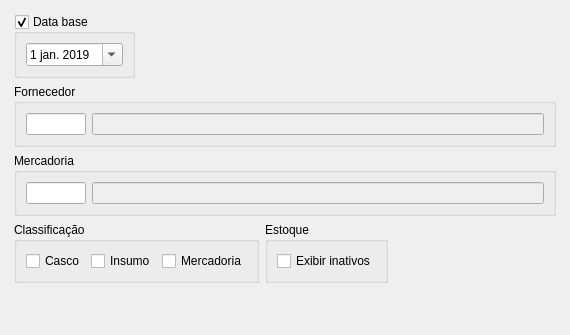
Above: Resources/UI/Componentes/FiltroEstoqueConsolidado.ui from Klubas/Projeto-SOAD before the change. Below: the same form after it.
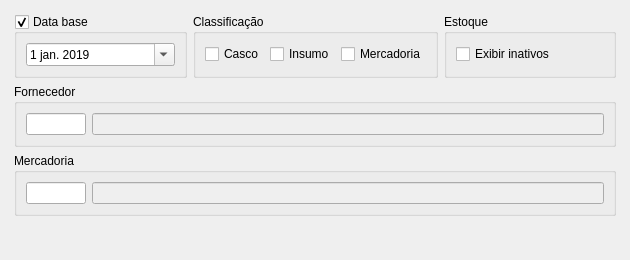
That is the form after the change.

What changed in the file:
```diff
--- a/Resources/UI/Componentes/FiltroEstoqueConsolidado.ui
+++ b/Resources/UI/Componentes/FiltroEstoqueConsolidado.ui
@@ -6,8 +6,8 @@
    <rect>
     <x>0</x>
     <y>0</y>
-    <width>570</width>
-    <height>335</height>
+    <width>630</width>
+    <height>260</height>
    </rect>
   </property>
   <property name="sizePolicy">
@@ -18,14 +18,14 @@
   </property>
   <property name="minimumSize">
    <size>
-    <width>570</width>
-    <height>335</height>
+    <width>630</width>
+    <height>260</height>
    </size>
   </property>
   <property name="maximumSize">
    <size>
-    <width>570</width>
-    <height>335</height>
+    <width>630</width>
+    <height>260</height>
    </size>
   </property>
   <property name="sizeIncrement">
@@ -166,7 +166,7 @@
               </property>
               <layout class="QHBoxLayout" name="horizontalLayout_6">
                <property name="spacing">
-                <number>0</number>
+                <number>6</number>
                </property>
                <property name="leftMargin">
                 <number>0</number>
@@ -181,189 +181,31 @@
                 <number>0</number>
                </property>
                <item>
-                <widget class="QFrame" name="frame_2">
-                 <property name="sizePolicy">
-                  <sizepolicy hsizetype="Preferred" vsizetype="Fixed">
-                   <horstretch>0</horstretch>
-                   <verstretch>0</verstretch>
-                  </sizepolicy>
+                <widget class="QGroupBox" name="groupBox_data_base">
+                 <property name="title">
+                  <string>Data base</string>
                  </property>
-                 <layout class="QVBoxLayout" name="verticalLayout_4">
-                  <property name="leftMargin">
-                   <number>0</number>
-                  </property>
-                  <property name="topMargin">
-                   <number>0</number>
-                  </property>
-                  <property name="rightMargin">
-                   <number>0</number>
-                  </property>
-                  <property name="bottomMargin">
-                   <number>0</number>
-                  </property>
+                 <property name="checkable">
+                  <bool>true</bool>
+                 </property>
+                 <layout class="QHBoxLayout" name="horizontalLayout_data_base">
                   <item>
-                   <widget class="QGroupBox" name="groupBox_data_base">
-                    <property name="title">
-                     <string>Data base</string>
-                    </property>
-                    <property name="checkable">
+                   <widget class="QDateEdit" name="dateEdit_data_base">
+                    <property name="calendarPopup">
                      <bool>true</bool>
                     </property>
-                    <layout class="QHBoxLayout" name="horizontalLayout_data_base">
-                     <item>
-                      <widget class="QDateEdit" name="dateEdit_data_base">
-                       <property name="calendarPopup">
-                        <bool>true</bool>
-                       </property>
-                       <property name="date">
-                        <date>
-                         <year>2019</year>
-                         <month>1</month>
-                         <day>1</day>
-                        </date>
-                       </property>
-                      </widget>
-                     </item>
-                    </layout>
+                    <property name="date">
+                     <date>
+                      <year>2019</year>
+                      <month>1</month>
+                      <day>1</day>
+                     </date>
+                    </property>
                    </widget>
                   </item>
                  </layout>
                 </widget>
                </item>
-               <item>
-                <spacer name="horizontalSpacer">
-                 <property name="orientation">
-                  <enum>Qt::Horizontal</enum>
-                 </property>
-                 <property name="sizeHint" stdset="0">
-                  <size>
-                   <width>40</width>
-                   <height>20</height>
-                  </size>
-                 </property>
-                </spacer>
-               </item>
-              </layout>
-             </widget>
-            </item>
-            <item>
-             <widget class="QGroupBox" name="horizontalGroupBox_2">
-              <property name="sizePolicy">
-               <sizepolicy hsizetype="Preferred" vsizetype="Fixed">
-                <horstretch>0</horstretch>
-                <verstretch>0</verstretch>
-               </sizepolicy>
-              </property>
-              <property name="title">
-               <string>Fornecedor</string>
-              </property>
-              <property name="checkable">
-               <bool>false</bool>
-              </property>
-              <layout class="QHBoxLayout" name="horizontalLayout_2">
-               <property name="leftMargin">
-                <number>9</number>
-               </property>
-               <property name="topMargin">
-                <number>9</number>
-               </property>
-               <property name="rightMargin">
-                <number>9</number>
-               </property>
-               <property name="bottomMargin">
-                <number>9</number>
-               </property>
-               <item>
-                <widget class="QLineEdit" name="lineEdit_fornecedor_documento">
-                 <property name="maximumSize">
-                  <size>
-                   <width>60</width>
-                   <height>16777215</height>
-                  </size>
-                 </property>
-                </widget>
-               </item>
-               <item>
-                <widget class="QLineEdit" name="lineEdit_fornecedor">
-                 <property name="enabled">
-                  <bool>false</bool>
-                 </property>
-                </widget>
-               </item>
-              </layout>
-             </widget>
-            </item>
-            <item>
-             <widget class="QGroupBox" name="horizontalGroupBox_3">
-              <property name="sizePolicy">
-               <sizepolicy hsizetype="Preferred" vsizetype="Fixed">
-                <horstretch>0</horstretch>
-                <verstretch>0</verstretch>
-               </sizepolicy>
-              </property>
-              <property name="title">
-               <string>Mercadoria</string>
-              </property>
-              <property name="checkable">
-               <bool>false</bool>
-              </property>
-              <layout class="QHBoxLayout" name="horizontalLayout_3">
-               <property name="leftMargin">
-                <number>9</number>
-               </property>
-               <property name="topMargin">
-                <number>9</number>
-               </property>
-               <property name="rightMargin">
-                <number>9</number>
-               </property>
-               <property name="bottomMargin">
-                <number>9</number>
-               </property>
-               <item>
-                <widget class="QLineEdit" name="lineEdit_mercadoria_id">
-                 <property name="maximumSize">
-                  <size>
-                   <width>60</width>
-                   <height>16777215</height>
-                  </size>
-                 </property>
-                </widget>
-               </item>
-               <item>
-                <widget class="QLineEdit" name="lineEdit_mercadoria">
-                 <property name="enabled">
-                  <bool>false</bool>
-                 </property>
-                </widget>
-               </item>
-              </layout>
-             </widget>
-            </item>
-            <item>
-             <widget class="QFrame" name="frame_4">
-              <property name="frameShape">
-               <enum>QFrame::NoFrame</enum>
-              </property>
-              <property name="frameShadow">
-               <enum>QFrame::Plain</enum>
-              </property>
-              <property name="lineWidth">
-               <number>0</number>
-              </property>
-              <layout class="QHBoxLayout" name="horizontalLayout_4">
-               <property name="leftMargin">
-                <number>0</number>
-               </property>
-               <property name="topMargin">
-                <number>0</number>
-               </property>
-               <property name="rightMargin">
-                <number>0</number>
-               </property>
-               <property name="bottomMargin">
-                <number>0</number>
-               </property>
                <item>
                 <widget class="QGroupBox" name="groupBox_3">
                  <property name="sizePolicy">
@@ -425,18 +267,99 @@
                  </layout>
                 </widget>
                </item>
+              </layout>
+             </widget>
+            </item>
+            <item>
+             <widget class="QGroupBox" name="horizontalGroupBox_2">
+              <property name="sizePolicy">
+               <sizepolicy hsizetype="Preferred" vsizetype="Fixed">
+                <horstretch>0</horstretch>
+                <verstretch>0</verstretch>
+               </sizepolicy>
+              </property>
+              <property name="title">
+               <string>Fornecedor</string>
+              </property>
+              <property name="checkable">
+               <bool>false</bool>
+              </property>
+              <layout class="QHBoxLayout" name="horizontalLayout_2">
+               <property name="leftMargin">
+                <number>9</number>
+               </property>
+               <property name="topMargin">
+                <number>9</number>
+               </property>
+               <property name="rightMargin">
+                <number>9</number>
+               </property>
+               <property name="bottomMargin">
+                <number>9</number>
+               </property>
                <item>
-                <spacer name="horizontalSpacer_2">
-                 <property name="orientation">
-                  <enum>Qt::Horizontal</enum>
+                <widget class="QLineEdit" name="lineEdit_fornecedor_documento">
+                 <property name="maximumSize">
+                  <size>
+                   <width>60</width>
+                   <height>16777215</height>
+                  </size>
                  </property>
-                 <property name="sizeHint" stdset="0">
+                </widget>
+               </item>
+               <item>
+                <widget class="QLineEdit" name="lineEdit_fornecedor">
+                 <property name="enabled">
+                  <bool>false</bool>
+                 </property>
+                </widget>
+               </item>
+              </layout>
+             </widget>
+            </item>
+            <item>
+             <widget class="QGroupBox" name="horizontalGroupBox_3">
+              <property name="sizePolicy">
+               <sizepolicy hsizetype="Preferred" vsizetype="Fixed">
+                <horstretch>0</horstretch>
+                <verstretch>0</verstretch>
+               </sizepolicy>
+              </property>
+              <property name="title">
+               <string>Mercadoria</string>
+              </property>
+              <property name="checkable">
+               <bool>false</bool>
+              </property>
+              <layout class="QHBoxLayout" name="horizontalLayout_3">
+               <property name="leftMargin">
+                <number>9</number>
+               </property>
+               <property name="topMargin">
+                <number>9</number>
+               </property>
+               <property name="rightMargin">
+                <number>9</number>
+               </property>
+               <property name="bottomMargin">
+                <number>9</number>
+               </property>
+               <item>
+                <widget class="QLineEdit" name="lineEdit_mercadoria_id">
+                 <property name="maximumSize">
                   <size>
-                   <width>40</width>
-                   <height>20</height>
+                   <width>60</width>
+                   <height>16777215</height>
                   </size>
                  </property>
-                </spacer>
+                </widget>
+               </item>
+               <item>
+                <widget class="QLineEdit" name="lineEdit_mercadoria">
+                 <property name="enabled">
+                  <bool>false</bool>
+                 </property>
+                </widget>
                </item>
               </layout>
              </widget>
```
